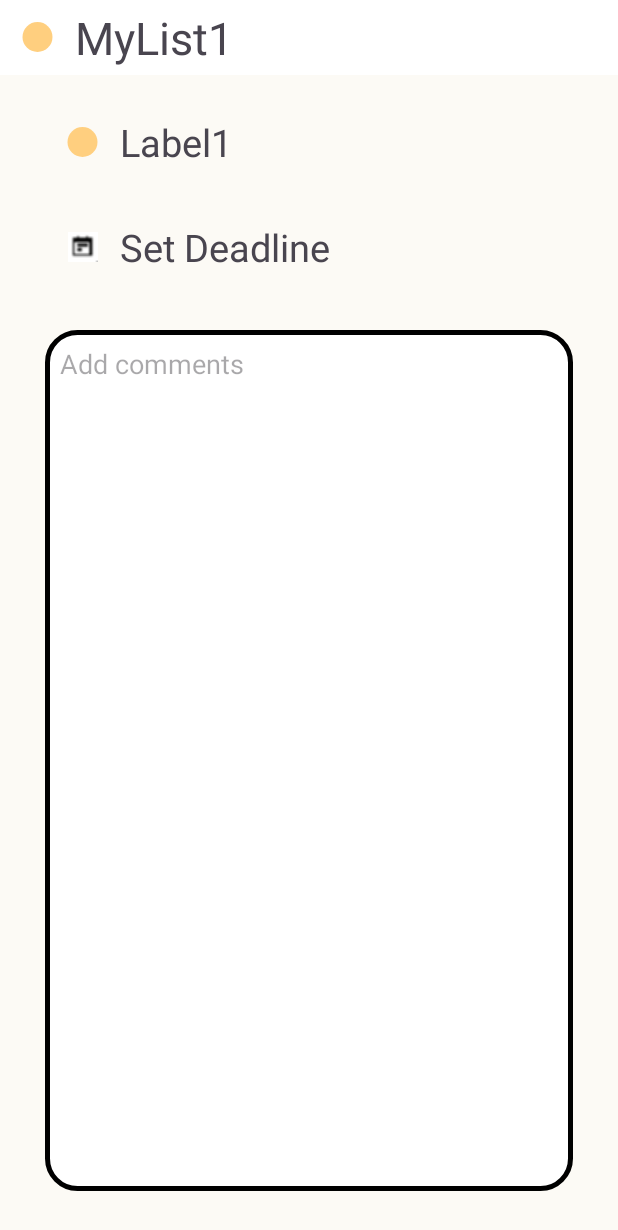
After one commit to 221098083/Tasklist, an Android app: the layout details.xml on its own in the app's theme, with its tools: preview values and no code run, on a phone screen of 412 x 824 dp. The commit adds this screen. Shown: the top 1230 px of the screen. Run offline under Robolectric (Android 15) with nearby library versions, the phone set to English and light mode, and no system bars.

Commit message:
implements task detail pop-up window and recording of create time of tasks/tasklists/labels

```diff
--- a/app/src/main/java/com/se/tasklist/MessageListener.java
+++ b/app/src/main/java/com/se/tasklist/MessageListener.java
@@ -27,7 +27,10 @@ public interface MessageListener {
     public void createTask(String name);
 
     public String getCurrentTaskListName();
+    public String getLabelName(long label_id);
 
     public int getLabelColor();
 
+    public int getLabelColor(long label_id);
+
 }
--- a/app/src/main/java/com/se/tasklist/database/entity/EntityInfo.java
+++ b/app/src/main/java/com/se/tasklist/database/entity/EntityInfo.java
@@ -3,4 +3,5 @@ package com.se.tasklist.database.entity;
 public interface EntityInfo {
     public long getId();
     public String getName();
+    public String getCreateTime();
 }
--- a/app/src/main/res/layout/activity_main.xml
+++ b/app/src/main/res/layout/activity_main.xml
@@ -29,7 +29,7 @@
         android:name="com.se.tasklist.NavigatorFragment"
         android:layout_width="0dp"
         android:layout_height="match_parent"
-        android:layout_weight="5"
+        android:layout_weight="4"
         android:background="@color/background"
         android:layout_marginRight="1dp"
         />
--- /dev/null
+++ b/app/src/main/res/layout/details.xml
@@ -0,0 +1,90 @@
+<?xml version="1.0" encoding="utf-8"?>
+<LinearLayout xmlns:android="http://schemas.android.com/apk/res/android"
+    android:orientation="vertical"
+    android:layout_width="match_parent"
+    android:layout_height="match_parent"
+    android:background="@color/navigator">
+
+    <LinearLayout
+        android:layout_width="match_parent"
+        android:layout_height="50dp"
+        android:background="@color/background"
+        android:orientation="horizontal">
+        <ImageView
+            android:layout_width="50dp"
+            android:layout_height="20dp"
+            android:layout_gravity="center_vertical"
+            android:background="@color/background"
+            android:src="@drawable/list_title_label"
+            />
+        <TextView
+            android:id="@+id/task_detail_name"
+            android:layout_width="match_parent"
+            android:layout_height="wrap_content"
+            android:layout_gravity="center_vertical"
+            android:background="@color/background"
+            android:textSize="30sp"
+            android:text="MyList1"
+            />
+    </LinearLayout>
+
+    <LinearLayout
+        android:layout_width="match_parent"
+        android:layout_height="50dp"
+        android:orientation="horizontal"
+        android:layout_marginLeft="30dp"
+        android:layout_marginRight="30dp"
+        android:layout_marginTop="20dp">
+        <ImageView
+            android:id="@+id/detail_label_icon"
+            android:layout_width="50dp"
+            android:layout_height="20dp"
+            android:layout_gravity="center_vertical"
+            android:background="@color/navigator"
+            android:src="@drawable/list_title_label"
+            />
+        <TextView
+            android:id="@+id/detail_label_name"
+            android:layout_width="match_parent"
+            android:layout_height="wrap_content"
+            android:background="@color/navigator"
+            android:textSize="25sp"
+            android:layout_gravity="center_vertical"
+            android:text="Label1" />
+    </LinearLayout>
+
+    <LinearLayout
+        android:layout_width="match_parent"
+        android:layout_height="50dp"
+        android:orientation="horizontal"
+        android:layout_marginLeft="30dp"
+        android:layout_marginRight="30dp"
+        android:layout_marginTop="20dp">
+        <ImageView
+            android:id="@+id/detail_ddl_icon"
+            android:layout_width="50dp"
+            android:layout_height="20dp"
+            android:layout_gravity="center_vertical"
+            android:background="@color/navigator"
+            android:src="@drawable/date"
+            />
+        <TextView
+            android:id="@+id/detail_ddl_name"
+            android:layout_width="match_parent"
+            android:layout_height="wrap_content"
+            android:background="@color/navigator"
+            android:textSize="25sp"
+            android:layout_gravity="center_vertical"
+            android:text="Set Deadline" />
+    </LinearLayout>
+
+    <EditText
+        android:layout_width="match_parent"
+        android:layout_height="match_parent"
+        android:background="@drawable/shape_rectangle"
+        android:gravity="top"
+        android:padding="10dp"
+        android:layout_margin="30dp"
+        android:hint="Add comments" />
+
+</LinearLayout>
--- a/app/src/main/res/layout/fragment_list_view.xml
+++ b/app/src/main/res/layout/fragment_list_view.xml
@@ -10,6 +10,7 @@
         android:layout_width="match_parent"
         android:layout_height="match_parent"
         android:background="@color/background"
+        android:id="@+id/list_view_main"
         android:orientation="vertical">
 
         <LinearLayout
@@ -72,6 +73,8 @@
             android:id="@+id/task_list_content"
             android:layout_width="match_parent"
             android:layout_height="match_parent"
+            android:layout_marginLeft="10dp"
+            android:layout_marginRight="10dp"
             android:background="@color/background"
             />
 
--- a/app/src/main/res/layout/task_item.xml
+++ b/app/src/main/res/layout/task_item.xml
@@ -3,6 +3,7 @@
     android:orientation="vertical"
     android:layout_width="match_parent"
     android:layout_height="wrap_content"
+    android:descendantFocusability="blocksDescendants"
     android:background="@color/background">
 
     <LinearLayout
--- a/app/src/main/res/values/colors.xml
+++ b/app/src/main/res/values/colors.xml
@@ -7,4 +7,5 @@
     <color name="background">#FFFFFFFF</color>
     <color name="transparent">#00000000</color>
     <color name="divider">#FFFFCF7F</color>
+    <color name="gray">#FF999999</color>
 </resources>
```
Also changed, not shown: app/src/main/java/com/se/tasklist/ListViewFragment.java (+43 -5 lines), app/src/main/java/com/se/tasklist/MainActivity.java (+61 -0 lines), app/src/main/java/com/se/tasklist/NavigatorFragment.java (+9 -27 lines), app/src/main/java/com/se/tasklist/adapter/TaskAdapter.java (+23 -0 lines), app/src/main/java/com/se/tasklist/database/entity/LabelInfo.java (+15 -0 lines), app/src/main/java/com/se/tasklist/database/entity/TaskInfo.java (+27 -0 lines), app/src/main/java/com/se/tasklist/database/entity/TaskListInfo.java (+15 -0 lines), app/src/main/java/com/se/tasklist/task/Label.java (+19 -1 lines), app/src/main/java/com/se/tasklist/task/Task.java (+19 -1 lines), app/src/main/java/com/se/tasklist/task/TaskManager.java (+11 -0 lines), app/src/main/java/com/se/tasklist/task/UserTaskList.java (+19 -1 lines), app/src/main/res/layout/fragment_navigator.xml (+8 -4 lines).
